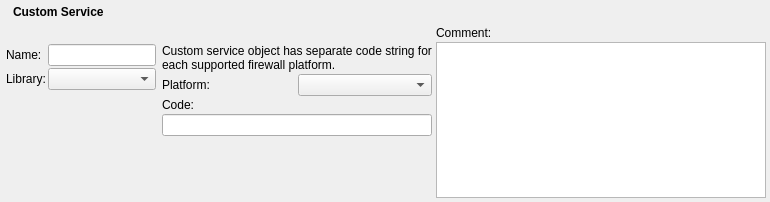
Above: src/gui/customservicedialog_q.ui from fwbuilder/fwbuilder before the change. Below: the same form after it.
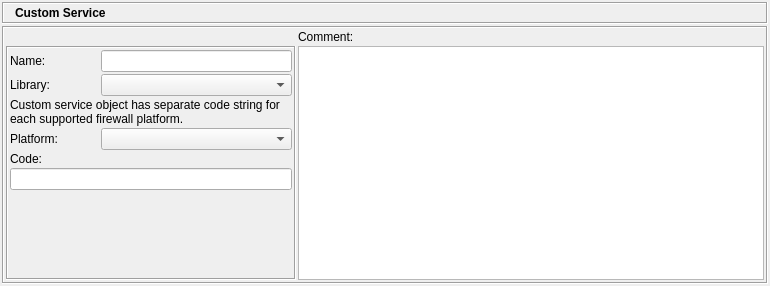
That is the form after the change. Icons and pictures are not drawn.

Diff of the .ui file:
```diff
--- a/src/gui/customservicedialog_q.ui
+++ b/src/gui/customservicedialog_q.ui
@@ -9,7 +9,7 @@
     <x>0</x>
     <y>0</y>
     <width>770</width>
-    <height>202</height>
+    <height>286</height>
    </rect>
   </property>
   <property name="windowTitle" >
@@ -66,10 +66,10 @@
         </size>
        </property>
        <property name="frameShape" >
-        <enum>QFrame::NoFrame</enum>
+        <enum>QFrame::Box</enum>
        </property>
        <property name="frameShadow" >
-        <enum>QFrame::Plain</enum>
+        <enum>QFrame::Sunken</enum>
        </property>
        <layout class="QGridLayout" >
         <property name="leftMargin" >
@@ -131,10 +131,10 @@
      <item>
       <widget class="QFrame" name="frame7" >
        <property name="frameShape" >
-        <enum>QFrame::NoFrame</enum>
+        <enum>QFrame::Box</enum>
        </property>
        <property name="frameShadow" >
-        <enum>QFrame::Plain</enum>
+        <enum>QFrame::Sunken</enum>
        </property>
        <layout class="QGridLayout" >
         <property name="leftMargin" >
@@ -155,7 +155,7 @@
         <property name="verticalSpacing" >
          <number>2</number>
         </property>
-        <item row="0" column="2" >
+        <item row="0" column="1" >
          <widget class="QLabel" name="textLabel2" >
           <property name="text" >
            <string>Comment:</string>
@@ -165,50 +165,15 @@
           </property>
          </widget>
         </item>
-        <item row="1" column="2" >
-         <widget class="QTextEdit" name="comment" >
-          <property name="sizePolicy" >
-           <sizepolicy vsizetype="Expanding" hsizetype="Expanding" >
-            <horstretch>0</horstretch>
-            <verstretch>90</verstretch>
-           </sizepolicy>
-          </property>
-          <property name="minimumSize" >
-           <size>
-            <width>200</width>
-            <height>0</height>
-           </size>
-          </property>
-          <property name="tabChangesFocus" >
-           <bool>true</bool>
-          </property>
-         </widget>
-        </item>
         <item row="1" column="0" >
          <widget class="QFrame" name="frame13" >
           <property name="frameShape" >
-           <enum>QFrame::NoFrame</enum>
+           <enum>QFrame::Box</enum>
           </property>
           <property name="frameShadow" >
-           <enum>QFrame::Plain</enum>
+           <enum>QFrame::Sunken</enum>
           </property>
           <layout class="QGridLayout" >
-           <item row="2" column="1" >
-            <spacer>
-             <property name="orientation" >
-              <enum>Qt::Vertical</enum>
-             </property>
-             <property name="sizeType" >
-              <enum>QSizePolicy::MinimumExpanding</enum>
-             </property>
-             <property name="sizeHint" >
-              <size>
-               <width>20</width>
-               <height>5</height>
-              </size>
-             </property>
-            </spacer>
-           </item>
            <item row="0" column="0" >
             <widget class="QLabel" name="textLabel1" >
              <property name="text" >
@@ -219,7 +184,7 @@
              </property>
             </widget>
            </item>
-           <item row="0" column="1" >
+           <item row="0" column="1" colspan="2" >
             <widget class="QLineEdit" name="obj_name" >
              <property name="sizePolicy" >
               <sizepolicy vsizetype="Fixed" hsizetype="Preferred" >
@@ -239,7 +204,7 @@
              </property>
             </widget>
            </item>
-           <item row="1" column="1" >
+           <item row="1" column="1" colspan="2" >
             <widget class="QComboBox" name="libs" >
              <property name="sizePolicy" >
               <sizepolicy vsizetype="Fixed" hsizetype="Preferred" >
@@ -249,59 +214,7 @@
              </property>
             </widget>
            </item>
-          </layout>
-         </widget>
-        </item>
-        <item row="1" column="1" >
-         <widget class="QFrame" name="frame14" >
-          <property name="sizePolicy" >
-           <sizepolicy vsizetype="Preferred" hsizetype="Preferred" >
-            <horstretch>0</horstretch>
-            <verstretch>0</verstretch>
-           </sizepolicy>
-          </property>
-          <property name="frameShape" >
-           <enum>QFrame::NoFrame</enum>
-          </property>
-          <property name="frameShadow" >
-           <enum>QFrame::Plain</enum>
-          </property>
-          <layout class="QGridLayout" >
-           <property name="leftMargin" >
-            <number>2</number>
-           </property>
-           <property name="topMargin" >
-            <number>2</number>
-           </property>
-           <property name="rightMargin" >
-            <number>2</number>
-           </property>
-           <property name="bottomMargin" >
-            <number>2</number>
-           </property>
-           <property name="horizontalSpacing" >
-            <number>2</number>
-           </property>
-           <property name="verticalSpacing" >
-            <number>2</number>
-           </property>
-           <item row="4" column="0" >
-            <spacer>
-             <property name="orientation" >
-              <enum>Qt::Vertical</enum>
-             </property>
-             <property name="sizeType" >
-              <enum>QSizePolicy::MinimumExpanding</enum>
-             </property>
-             <property name="sizeHint" >
-              <size>
-               <width>20</width>
-               <height>5</height>
-              </size>
-             </property>
-            </spacer>
-           </item>
-           <item row="0" column="0" colspan="2" >
+           <item row="2" column="0" colspan="3" >
             <widget class="QLabel" name="textLabel2_2" >
              <property name="sizePolicy" >
               <sizepolicy vsizetype="Fixed" hsizetype="Expanding" >
@@ -332,7 +245,7 @@
              </property>
             </widget>
            </item>
-           <item row="1" column="0" >
+           <item row="3" column="0" >
             <widget class="QLabel" name="textLabel3" >
              <property name="text" >
               <string>Platform:</string>
@@ -342,10 +255,10 @@
              </property>
             </widget>
            </item>
-           <item row="1" column="1" >
+           <item row="3" column="1" colspan="2" >
             <widget class="QComboBox" name="platform" />
            </item>
-           <item row="2" column="0" colspan="2" >
+           <item row="4" column="0" colspan="3" >
             <widget class="QLabel" name="textLabel1_3" >
              <property name="text" >
               <string>Code:</string>
@@ -355,7 +268,7 @@
              </property>
             </widget>
            </item>
-           <item row="3" column="0" colspan="2" >
+           <item row="5" column="0" colspan="3" >
             <widget class="QLineEdit" name="code" >
              <property name="minimumSize" >
               <size>
@@ -368,9 +281,44 @@
              </property>
             </widget>
            </item>
+           <item row="6" column="1" colspan="2" >
+            <spacer>
+             <property name="orientation" >
+              <enum>Qt::Vertical</enum>
+             </property>
+             <property name="sizeType" >
+              <enum>QSizePolicy::MinimumExpanding</enum>
+             </property>
+             <property name="sizeHint" >
+              <size>
+               <width>191</width>
+               <height>21</height>
+              </size>
+             </property>
+            </spacer>
+           </item>
           </layout>
          </widget>
         </item>
+        <item row="1" column="1" >
+         <widget class="QTextEdit" name="comment" >
+          <property name="sizePolicy" >
+           <sizepolicy vsizetype="Expanding" hsizetype="Expanding" >
+            <horstretch>0</horstretch>
+            <verstretch>90</verstretch>
+           </sizepolicy>
+          </property>
+          <property name="minimumSize" >
+           <size>
+            <width>200</width>
+            <height>0</height>
+           </size>
+          </property>
+          <property name="tabChangesFocus" >
+           <bool>true</bool>
+          </property>
+         </widget>
+        </item>
        </layout>
       </widget>
      </item>
```
